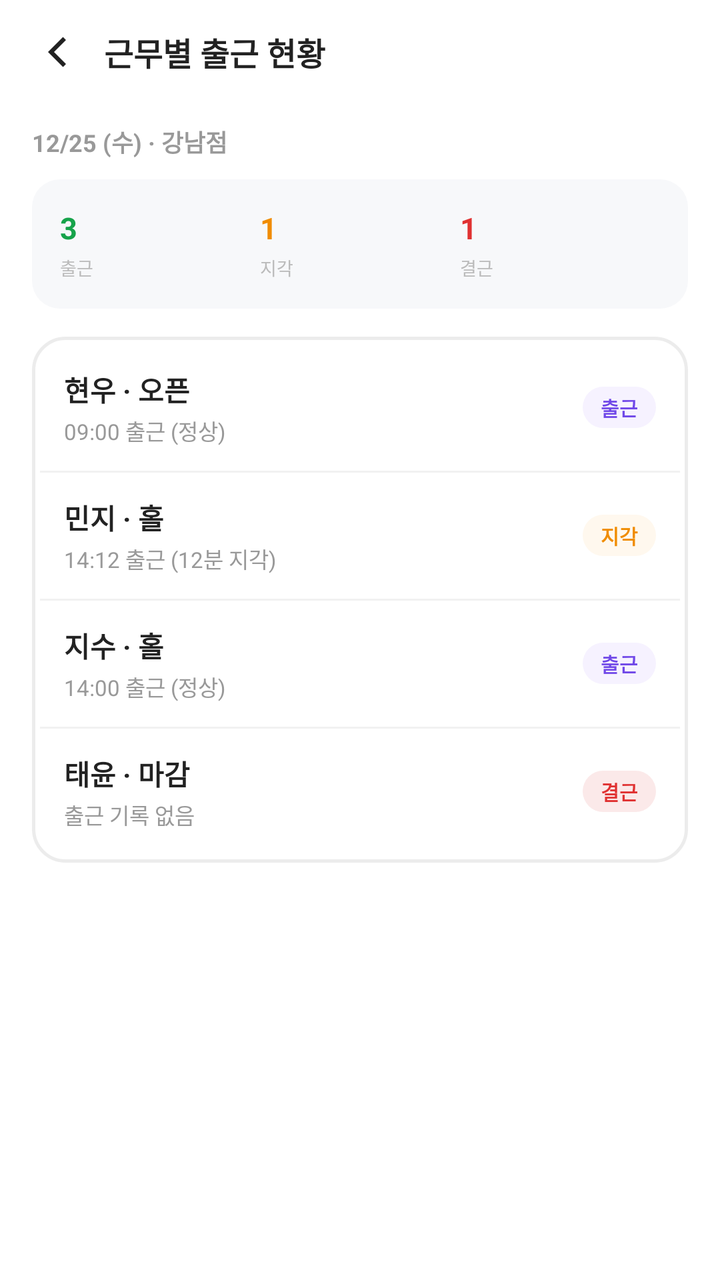
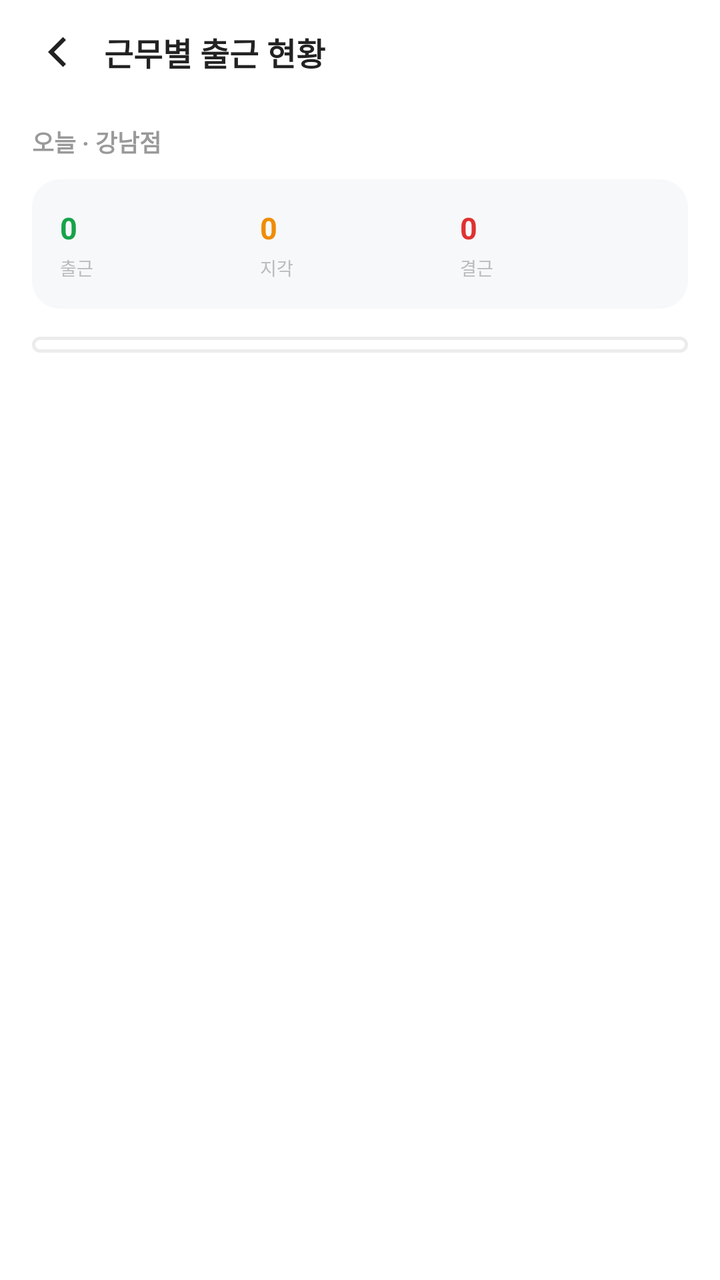

Compare the two renders of this Android layout. The source of the first and the diff that turns it into the second are given below.
<!-- AndroidManifest.xml: application theme Theme.PTManagerEmployer -->
<!-- res/layout/activity_shift_attendance.xml -->
<?xml version="1.0" encoding="utf-8"?>
<LinearLayout xmlns:android="http://schemas.android.com/apk/res/android"
    android:id="@+id/att_root"
    android:layout_width="match_parent"
    android:layout_height="match_parent"
    android:orientation="vertical"
    android:background="@color/white">

    <LinearLayout
        android:layout_width="match_parent"
        android:layout_height="wrap_content"
        android:orientation="horizontal"
        android:gravity="center_vertical"
        android:paddingHorizontal="8dp"
        android:paddingVertical="6dp">

        <ImageView
            android:id="@+id/btn_back"
            android:layout_width="40dp"
            android:layout_height="40dp"
            android:padding="8dp"
            android:src="@drawable/ic_back"
            android:background="?attr/selectableItemBackgroundBorderless"
            android:contentDescription="뒤로" />

        <TextView
            android:layout_width="wrap_content"
            android:layout_height="wrap_content"
            android:layout_marginStart="4dp"
            android:text="근무별 출근 현황"
            android:textColor="@color/text_primary"
            android:textSize="16sp"
            android:textStyle="bold" />
    </LinearLayout>

    <ScrollView
        android:layout_width="match_parent"
        android:layout_height="0dp"
        android:layout_weight="1">

        <LinearLayout
            android:layout_width="match_parent"
            android:layout_height="wrap_content"
            android:orientation="vertical"
            android:paddingHorizontal="16dp"
            android:paddingTop="10dp"
            android:paddingBottom="24dp">

            <TextView
                android:layout_width="wrap_content"
                android:layout_height="wrap_content"
                android:text="12/25 (수) · 강남점"
                android:textColor="@color/text_tertiary"
                android:textSize="12sp"
                android:textStyle="bold" />

            
            <LinearLayout
                android:layout_width="match_parent"
                android:layout_height="wrap_content"
                android:layout_marginTop="10dp"
                android:orientation="horizontal"
                android:background="@drawable/bg_soft_gray"
                android:padding="14dp"
                android:baselineAligned="false">

                <LinearLayout style="@style/SummaryCol">
                    <TextView style="@style/SummaryNum" android:text="3" android:textColor="@color/accent_green" />
                    <TextView style="@style/SummaryLabel" android:text="출근" />
                </LinearLayout>

                <LinearLayout style="@style/SummaryCol">
                    <TextView style="@style/SummaryNum" android:text="1" android:textColor="@color/warn_orange" />
                    <TextView style="@style/SummaryLabel" android:text="지각" />
                </LinearLayout>

                <LinearLayout style="@style/SummaryCol">
                    <TextView style="@style/SummaryNum" android:text="1" android:textColor="@color/accent_red" />
                    <TextView style="@style/SummaryLabel" android:text="결근" />
                </LinearLayout>
            </LinearLayout>

            
            <LinearLayout
                android:layout_width="match_parent"
                android:layout_height="wrap_content"
                android:layout_marginTop="14dp"
                android:orientation="vertical"
                android:background="@drawable/bg_card"
                android:divider="@drawable/divider_line"
                android:showDividers="middle"
                android:padding="4dp">

                <LinearLayout style="@style/MemberRow" android:paddingHorizontal="12dp">
                    <LinearLayout style="@style/MemberMeta" android:layout_marginStart="0dp">
                        <TextView style="@style/MemberName" android:text="현우 · 오픈" />
                        <TextView style="@style/MemberSub" android:text="09:00 출근 (정상)" />
                    </LinearLayout>
                    <TextView style="@style/MemberTag" android:text="출근"
                        android:background="@drawable/bg_badge_approved" />
                </LinearLayout>

                <LinearLayout style="@style/MemberRow" android:paddingHorizontal="12dp">
                    <LinearLayout style="@style/MemberMeta" android:layout_marginStart="0dp">
                        <TextView style="@style/MemberName" android:text="민지 · 홀" />
                        <TextView style="@style/MemberSub" android:text="14:12 출근 (12분 지각)" />
                    </LinearLayout>
                    <TextView style="@style/MemberTag" android:text="지각"
                        android:background="@drawable/bg_badge_pending"
                        android:textColor="@color/warn_orange" />
                </LinearLayout>

                <LinearLayout style="@style/MemberRow" android:paddingHorizontal="12dp">
                    <LinearLayout style="@style/MemberMeta" android:layout_marginStart="0dp">
                        <TextView style="@style/MemberName" android:text="지수 · 홀" />
                        <TextView style="@style/MemberSub" android:text="14:00 출근 (정상)" />
                    </LinearLayout>
                    <TextView style="@style/MemberTag" android:text="출근"
                        android:background="@drawable/bg_badge_approved" />
                </LinearLayout>

                <LinearLayout style="@style/MemberRow" android:paddingHorizontal="12dp">
                    <LinearLayout style="@style/MemberMeta" android:layout_marginStart="0dp">
                        <TextView style="@style/MemberName" android:text="태윤 · 마감" />
                        <TextView style="@style/MemberSub" android:text="출근 기록 없음" />
                    </LinearLayout>
                    <TextView style="@style/MemberTag" android:text="결근"
                        android:background="@drawable/bg_badge_rejected"
                        android:textColor="@color/accent_red" />
                </LinearLayout>
            </LinearLayout>
        </LinearLayout>
    </ScrollView>
</LinearLayout>
<!-- resources referenced by this layout -->
<resources>
  <color name="accent_green">#16A34A</color>
  <color name="accent_red">#E03131</color>
  <color name="text_primary">#222222</color>
  <color name="text_tertiary">#999999</color>
  <color name="warn_orange">#F08C00</color>
  <color name="white">#FFFFFFFF</color>
  <!-- drawable bg_badge_approved (drawable) -->
  <?xml version="1.0" encoding="utf-8"?>
  <shape xmlns:android="http://schemas.android.com/apk/res/android" android:shape="rectangle">
      <solid android:color="@color/brand_light" />
      <corners android:radius="999dp" />
  </shape>
  <!-- drawable bg_badge_pending (drawable) -->
  <?xml version="1.0" encoding="utf-8"?>
  <shape xmlns:android="http://schemas.android.com/apk/res/android" android:shape="rectangle">
      <solid android:color="@color/warn_bg" />
      <corners android:radius="999dp" />
  </shape>
  <!-- drawable bg_badge_rejected (drawable) -->
  <?xml version="1.0" encoding="utf-8"?>
  <shape xmlns:android="http://schemas.android.com/apk/res/android" android:shape="rectangle">
      <solid android:color="#FBE9E9" />
      <corners android:radius="999dp" />
  </shape>
  <!-- drawable divider_line (drawable) -->
  <?xml version="1.0" encoding="utf-8"?>
  <shape xmlns:android="http://schemas.android.com/apk/res/android" android:shape="rectangle">
      <size android:height="1dp" />
      <solid android:color="@color/divider" />
  </shape>
  <style name="MemberMeta">
          <item name="android:layout_width">0dp</item>
          <item name="android:layout_height">wrap_content</item>
          <item name="android:layout_weight">1</item>
          <item name="android:layout_marginStart">12dp</item>
          <item name="android:orientation">vertical</item>
      </style>
  <style name="MemberName">
          <item name="android:layout_width">wrap_content</item>
          <item name="android:layout_height">wrap_content</item>
          <item name="android:textColor">@color/text_primary</item>
          <item name="android:textSize">14sp</item>
          <item name="android:textStyle">bold</item>
      </style>
  <style name="MemberRow">
          <item name="android:layout_width">match_parent</item>
          <item name="android:layout_height">wrap_content</item>
          <item name="android:orientation">horizontal</item>
          <item name="android:gravity">center_vertical</item>
          <item name="android:paddingVertical">12dp</item>
      </style>
  <style name="MemberSub">
          <item name="android:layout_width">wrap_content</item>
          <item name="android:layout_height">wrap_content</item>
          <item name="android:layout_marginTop">2dp</item>
          <item name="android:textColor">@color/text_tertiary</item>
          <item name="android:textSize">11sp</item>
      </style>
  <style name="MemberTag">
          <item name="android:layout_width">wrap_content</item>
          <item name="android:layout_height">wrap_content</item>
          <item name="android:background">@drawable/bg_badge_approved</item>
          <item name="android:textColor">@color/brand</item>
          <item name="android:textSize">10sp</item>
          <item name="android:textStyle">bold</item>
          <item name="android:paddingHorizontal">9dp</item>
          <item name="android:paddingVertical">3dp</item>
      </style>
  <style name="SummaryCol">
          <item name="android:layout_width">0dp</item>
          <item name="android:layout_height">wrap_content</item>
          <item name="android:layout_weight">1</item>
          <item name="android:orientation">vertical</item>
      </style>
  <style name="Theme.PTManagerEmployer" parent="Base.Theme.PTManagerEmployer" />
  <color name="brand_light">#F6F2FF</color>
  <color name="warn_bg">#FFF8EE</color>
  <color name="border">#ECECEC</color>
  <color name="surface_gray">#F7F8FA</color>
  <color name="divider">#F1F1F1</color>
  <color name="brand">#7048E8</color>
  <color name="text_hint">#BBBBBB</color>
  <!-- unchanged entries left out for length: 6 -->
</resources>

<!-- the commit's change to res/layout/activity_shift_attendance.xml (unified diff, before → after) -->
@@ -47,9 +47,10 @@
             android:paddingBottom="24dp">
 
             <TextView
+                android:id="@+id/tv_date"
                 android:layout_width="wrap_content"
                 android:layout_height="wrap_content"
-                android:text="12/25 (수) · 강남점"
+                android:text="오늘 · 강남점"
                 android:textColor="@color/text_tertiary"
                 android:textSize="12sp"
                 android:textStyle="bold" />
@@ -65,23 +66,24 @@
                 android:baselineAligned="false">
 
                 <LinearLayout style="@style/SummaryCol">
-                    <TextView style="@style/SummaryNum" android:text="3" android:textColor="@color/accent_green" />
+                    <TextView android:id="@+id/tv_present" style="@style/SummaryNum" android:text="0" android:textColor="@color/accent_green" />
                     <TextView style="@style/SummaryLabel" android:text="출근" />
                 </LinearLayout>
 
                 <LinearLayout style="@style/SummaryCol">
-                    <TextView style="@style/SummaryNum" android:text="1" android:textColor="@color/warn_orange" />
+                    <TextView android:id="@+id/tv_late" style="@style/SummaryNum" android:text="0" android:textColor="@color/warn_orange" />
                     <TextView style="@style/SummaryLabel" android:text="지각" />
                 </LinearLayout>
 
                 <LinearLayout style="@style/SummaryCol">
-                    <TextView style="@style/SummaryNum" android:text="1" android:textColor="@color/accent_red" />
+                    <TextView android:id="@+id/tv_absent" style="@style/SummaryNum" android:text="0" android:textColor="@color/accent_red" />
                     <TextView style="@style/SummaryLabel" android:text="결근" />
                 </LinearLayout>
             </LinearLayout>
 
             
             <LinearLayout
+                android:id="@+id/att_container"
                 android:layout_width="match_parent"
                 android:layout_height="wrap_content"
                 android:layout_marginTop="14dp"
@@ -91,43 +93,16 @@
                 android:showDividers="middle"
                 android:padding="4dp">
 
-                <LinearLayout style="@style/MemberRow" android:paddingHorizontal="12dp">
-                    <LinearLayout style="@style/MemberMeta" android:layout_marginStart="0dp">
-                        <TextView style="@style/MemberName" android:text="현우 · 오픈" />
-                        <TextView style="@style/MemberSub" android:text="09:00 출근 (정상)" />
-                    </LinearLayout>
-                    <TextView style="@style/MemberTag" android:text="출근"
-                        android:background="@drawable/bg_badge_approved" />
-                </LinearLayout>
-
-                <LinearLayout style="@style/MemberRow" android:paddingHorizontal="12dp">
-                    <LinearLayout style="@style/MemberMeta" android:layout_marginStart="0dp">
-                        <TextView style="@style/MemberName" android:text="민지 · 홀" />
-                        <TextView style="@style/MemberSub" android:text="14:12 출근 (12분 지각)" />
-                    </LinearLayout>
-                    <TextView style="@style/MemberTag" android:text="지각"
-                        android:background="@drawable/bg_badge_pending"
-                        android:textColor="@color/warn_orange" />
-                </LinearLayout>
-
-                <LinearLayout style="@style/MemberRow" android:paddingHorizontal="12dp">
-                    <LinearLayout style="@style/MemberMeta" android:layout_marginStart="0dp">
-                        <TextView style="@style/MemberName" android:text="지수 · 홀" />
-                        <TextView style="@style/MemberSub" android:text="14:00 출근 (정상)" />
-                    </LinearLayout>
-                    <TextView style="@style/MemberTag" android:text="출근"
-                        android:background="@drawable/bg_badge_approved" />
-                </LinearLayout>
-
-                <LinearLayout style="@style/MemberRow" android:paddingHorizontal="12dp">
-                    <LinearLayout style="@style/MemberMeta" android:layout_marginStart="0dp">
-                        <TextView style="@style/MemberName" android:text="태윤 · 마감" />
-                        <TextView style="@style/MemberSub" android:text="출근 기록 없음" />
-                    </LinearLayout>
-                    <TextView style="@style/MemberTag" android:text="결근"
-                        android:background="@drawable/bg_badge_rejected"
-                        android:textColor="@color/accent_red" />
-                </LinearLayout>
+                <TextView
+                    android:id="@+id/tv_att_empty"
+                    android:layout_width="match_parent"
+                    android:layout_height="wrap_content"
+                    android:padding="16dp"
+                    android:gravity="center"
+                    android:text="오늘 예정된 근무가 없습니다."
+                    android:textColor="@color/text_tertiary"
+                    android:textSize="12sp"
+                    android:visibility="gone" />
             </LinearLayout>
         </LinearLayout>
     </ScrollView>
<!-- resource entries referenced after the edit -->
@@ -6,68 +6,12 @@
   <color name="text_tertiary">#999999</color>
   <color name="warn_orange">#F08C00</color>
   <color name="white">#FFFFFFFF</color>
-  <!-- drawable bg_badge_approved (drawable) -->
-  <?xml version="1.0" encoding="utf-8"?>
-  <shape xmlns:android="http://schemas.android.com/apk/res/android" android:shape="rectangle">
-      <solid android:color="@color/brand_light" />
-      <corners android:radius="999dp" />
-  </shape>
-  <!-- drawable bg_badge_pending (drawable) -->
-  <?xml version="1.0" encoding="utf-8"?>
-  <shape xmlns:android="http://schemas.android.com/apk/res/android" android:shape="rectangle">
-      <solid android:color="@color/warn_bg" />
-      <corners android:radius="999dp" />
-  </shape>
-  <!-- drawable bg_badge_rejected (drawable) -->
-  <?xml version="1.0" encoding="utf-8"?>
-  <shape xmlns:android="http://schemas.android.com/apk/res/android" android:shape="rectangle">
-      <solid android:color="#FBE9E9" />
-      <corners android:radius="999dp" />
-  </shape>
   <!-- drawable divider_line (drawable) -->
   <?xml version="1.0" encoding="utf-8"?>
   <shape xmlns:android="http://schemas.android.com/apk/res/android" android:shape="rectangle">
       <size android:height="1dp" />
       <solid android:color="@color/divider" />
   </shape>
-  <style name="MemberMeta">
-          <item name="android:layout_width">0dp</item>
-          <item name="android:layout_height">wrap_content</item>
-          <item name="android:layout_weight">1</item>
-          <item name="android:layout_marginStart">12dp</item>
-          <item name="android:orientation">vertical</item>
-      </style>
-  <style name="MemberName">
-          <item name="android:layout_width">wrap_content</item>
-          <item name="android:layout_height">wrap_content</item>
-          <item name="android:textColor">@color/text_primary</item>
-          <item name="android:textSize">14sp</item>
-          <item name="android:textStyle">bold</item>
-      </style>
-  <style name="MemberRow">
-          <item name="android:layout_width">match_parent</item>
-          <item name="android:layout_height">wrap_content</item>
-          <item name="android:orientation">horizontal</item>
-          <item name="android:gravity">center_vertical</item>
-          <item name="android:paddingVertical">12dp</item>
-      </style>
-  <style name="MemberSub">
-          <item name="android:layout_width">wrap_content</item>
-          <item name="android:layout_height">wrap_content</item>
-          <item name="android:layout_marginTop">2dp</item>
-          <item name="android:textColor">@color/text_tertiary</item>
-          <item name="android:textSize">11sp</item>
-      </style>
-  <style name="MemberTag">
-          <item name="android:layout_width">wrap_content</item>
-          <item name="android:layout_height">wrap_content</item>
-          <item name="android:background">@drawable/bg_badge_approved</item>
-          <item name="android:textColor">@color/brand</item>
-          <item name="android:textSize">10sp</item>
-          <item name="android:textStyle">bold</item>
-          <item name="android:paddingHorizontal">9dp</item>
-          <item name="android:paddingVertical">3dp</item>
-      </style>
   <style name="SummaryCol">
           <item name="android:layout_width">0dp</item>
           <item name="android:layout_height">wrap_content</item>
@@ -75,8 +19,6 @@
           <item name="android:orientation">vertical</item>
       </style>
   <style name="Theme.PTManagerEmployer" parent="Base.Theme.PTManagerEmployer" />
-  <color name="brand_light">#F6F2FF</color>
-  <color name="warn_bg">#FFF8EE</color>
   <color name="border">#ECECEC</color>
   <color name="surface_gray">#F7F8FA</color>
   <color name="divider">#F1F1F1</color>
